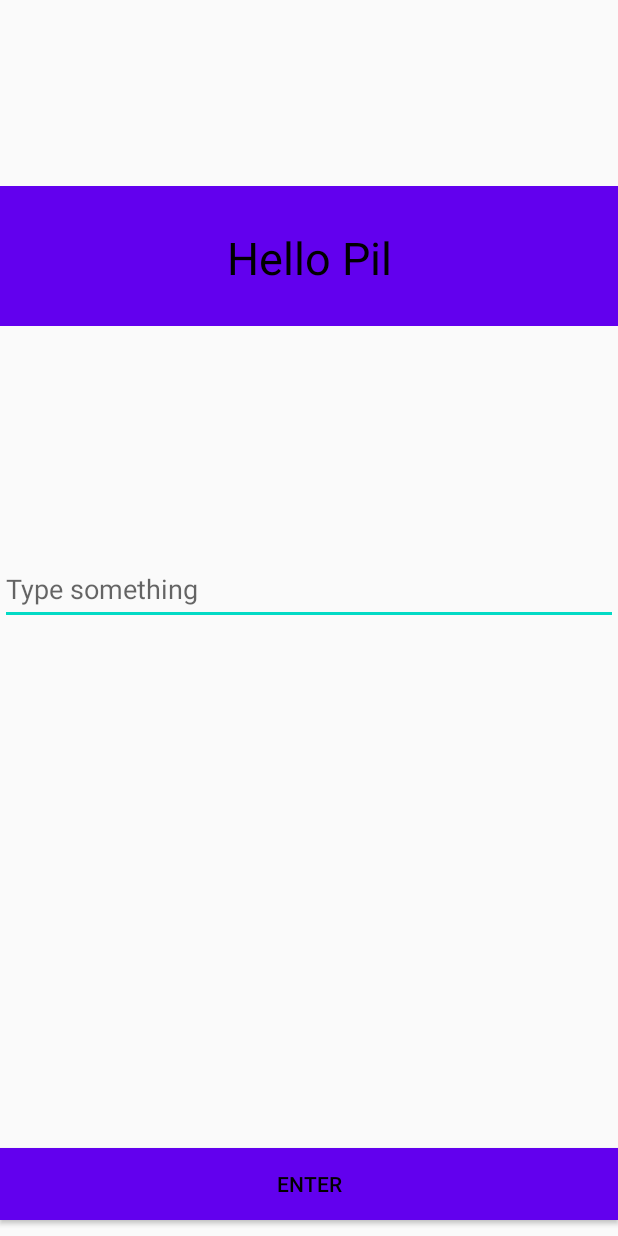
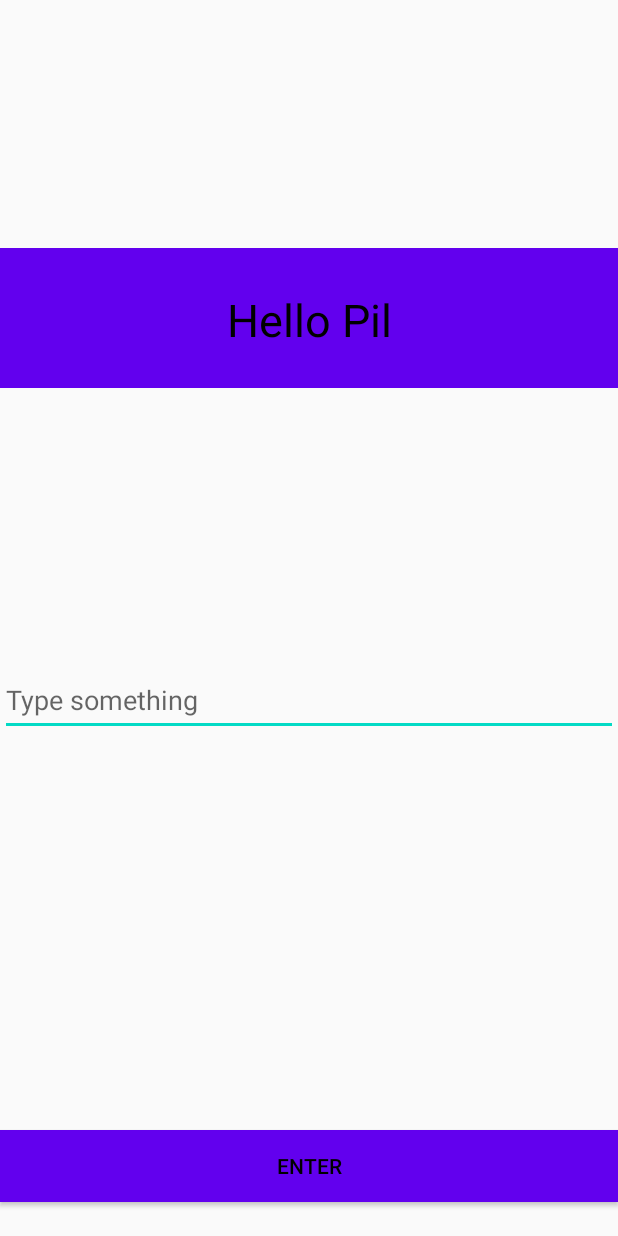
Before and after one commit to lautaro-daniel/TP3_Android, an Android app: the layout activity_main.xml on its own in the app's theme, with its tools: preview values and no code run, on a phone screen of 412 x 824 dp. Run offline under Robolectric (Android 15) with nearby library versions, the phone set to English and light mode, and no system bars.

Commit message:
uploading project

```diff
--- a/app/build.gradle
+++ b/app/build.gradle
@@ -10,6 +10,7 @@ android {
     buildFeatures{
         viewBinding = true
     }
+
     defaultConfig {
         applicationId "com.example.piltp3"
         minSdk 24
--- a/app/src/main/java/com/example/piltp3/mainpresenter/MainPresenter.kt
+++ b/app/src/main/java/com/example/piltp3/mainpresenter/MainPresenter.kt
@@ -1,15 +1,12 @@
 package com.example.piltp3.mainpresenter
-
 import com.example.piltp3.component.PresenterInterface
 import com.example.piltp3.component.ViewInterface
 
 class MainPresenter(private var mainView: ViewInterface) : PresenterInterface {
 
-
     init {
         mainView.clickButton { onClickButton() }
     }
-
     override fun onClickButton() {
         val getMessage = mainView.getInputMessage()
         if (getMessage.isEmpty()){
--- a/app/src/main/res/layout/activity_main.xml
+++ b/app/src/main/res/layout/activity_main.xml
@@ -14,13 +14,13 @@
         android:text="@string/hello_pil"
         android:textSize="@dimen/text_size"
         android:textAlignment="center"
-        android:paddingTop="27dp"
-        android:paddingBottom="25dp"
+        android:paddingTop="@dimen/padding_top"
+        android:paddingBottom="@dimen/padding_bottom"
         app:layout_constraintBottom_toBottomOf="parent"
         app:layout_constraintEnd_toEndOf="parent"
         app:layout_constraintStart_toStartOf="parent"
         app:layout_constraintTop_toTopOf="parent"
-        app:layout_constraintVertical_bias="0.17"
+        android:layout_marginBottom="@dimen/margin_bottom"
         />
 
     <EditText
@@ -33,7 +33,7 @@
         app:layout_constraintEnd_toEndOf="parent"
         app:layout_constraintStart_toStartOf="parent"
         app:layout_constraintTop_toBottomOf="@+id/tittle"
-        app:layout_constraintVertical_bias="0.27"
+        android:layout_marginBottom="@dimen/margin_bottom_editText"
         android:hint="@string/type_something"
         />
 
@@ -46,7 +46,7 @@
         app:layout_constraintEnd_toEndOf="parent"
         app:layout_constraintTop_toBottomOf="@id/etText"
         android:text="@string/enter"
-        app:layout_constraintVertical_bias="0.97"
+        android:layout_marginTop="@dimen/margin_top_button"
         style="@style/tittleText"
         />
 </android.support.constraint.ConstraintLayout>
--- a/app/src/main/res/values/dimens.xml
+++ b/app/src/main/res/values/dimens.xml
@@ -1,4 +1,11 @@
 <?xml version="1.0" encoding="utf-8"?>
 <resources>
     <dimen name="text_size">30sp</dimen>
+    <dimen name="padding_top">27dp</dimen>
+    <dimen name="padding_bottom">25dp</dimen>
+    <dimen name="margin_bottom">400dp</dimen>
+
+    <dimen name="margin_bottom_editText">150dp</dimen>
+
+    <dimen name="margin_top_button">240dp</dimen>
 </resources>
```
Also changed, not shown: 1 other file.
